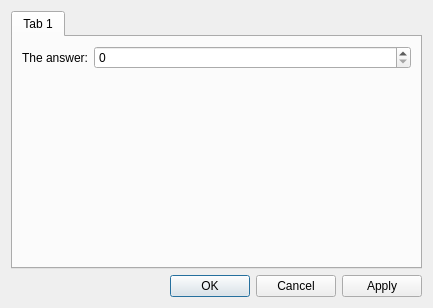
This is src/gui/prefswindow.ui in stevenvergenz/chemecher as Qt 5 draws it before an edit. The edited form follows.
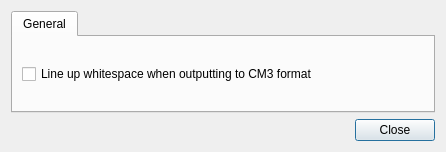
This is the edited form.

```diff
--- a/src/gui/prefswindow.ui
+++ b/src/gui/prefswindow.ui
@@ -6,8 +6,8 @@
    <rect>
     <x>0</x>
     <y>0</y>
-    <width>433</width>
-    <height>308</height>
+    <width>446</width>
+    <height>152</height>
    </rect>
   </property>
   <property name="windowTitle">
@@ -21,38 +21,16 @@
      </property>
      <widget class="QWidget" name="tab">
       <attribute name="title">
-       <string>Tab 1</string>
+       <string>General</string>
       </attribute>
       <layout class="QGridLayout" name="gridLayout">
-       <item row="1" column="1">
-        <widget class="QSpinBox" name="spinAnswer"/>
-       </item>
-       <item row="1" column="0">
-        <widget class="QLabel" name="label">
-         <property name="sizePolicy">
-          <sizepolicy hsizetype="Maximum" vsizetype="Preferred">
-           <horstretch>0</horstretch>
-           <verstretch>0</verstretch>
-          </sizepolicy>
-         </property>
+       <item row="3" column="0">
+        <widget class="QCheckBox" name="chkLineUpWhitespace">
          <property name="text">
-          <string>The answer:</string>
+          <string>Line up whitespace when outputting to CM3 format</string>
          </property>
         </widget>
        </item>
-       <item row="2" column="0">
-        <spacer name="verticalSpacer">
-         <property name="orientation">
-          <enum>Qt::Vertical</enum>
-         </property>
-         <property name="sizeHint" stdset="0">
-          <size>
-           <width>20</width>
-           <height>40</height>
-          </size>
-         </property>
-        </spacer>
-       </item>
       </layout>
      </widget>
     </widget>
@@ -63,7 +41,7 @@
       <enum>Qt::Horizontal</enum>
      </property>
      <property name="standardButtons">
-      <set>QDialogButtonBox::Apply|QDialogButtonBox::Cancel|QDialogButtonBox::Ok</set>
+      <set>QDialogButtonBox::Close</set>
      </property>
     </widget>
    </item>
```
Left out of the diff: 2 changed lines with no effect on the pictures.
